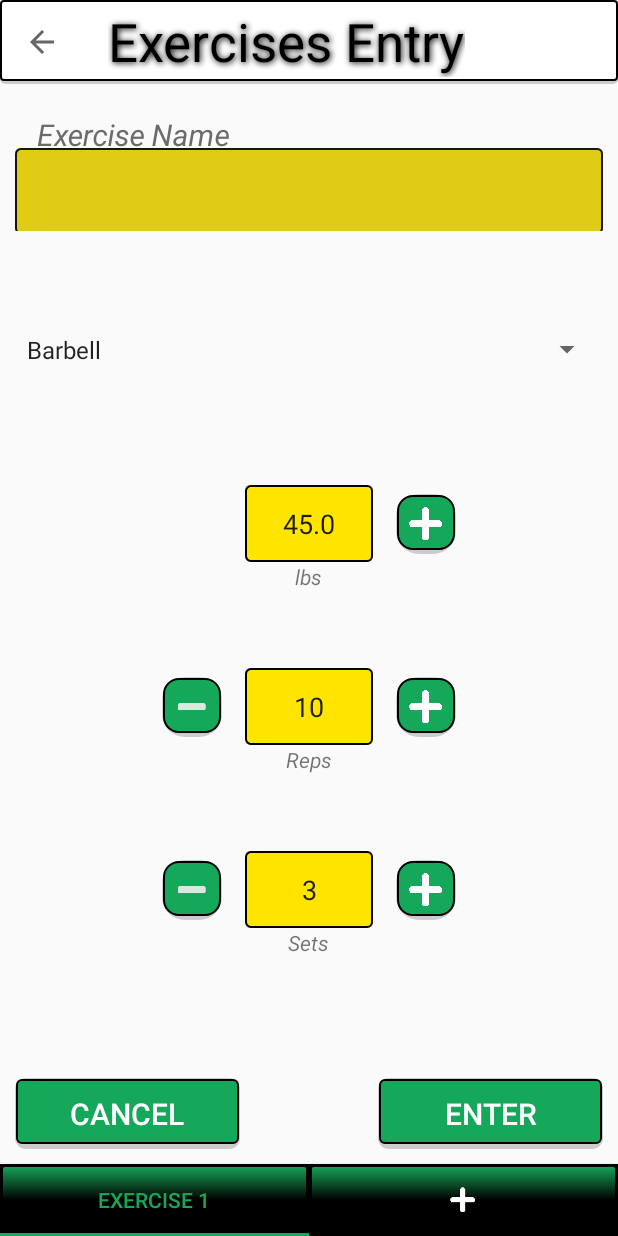
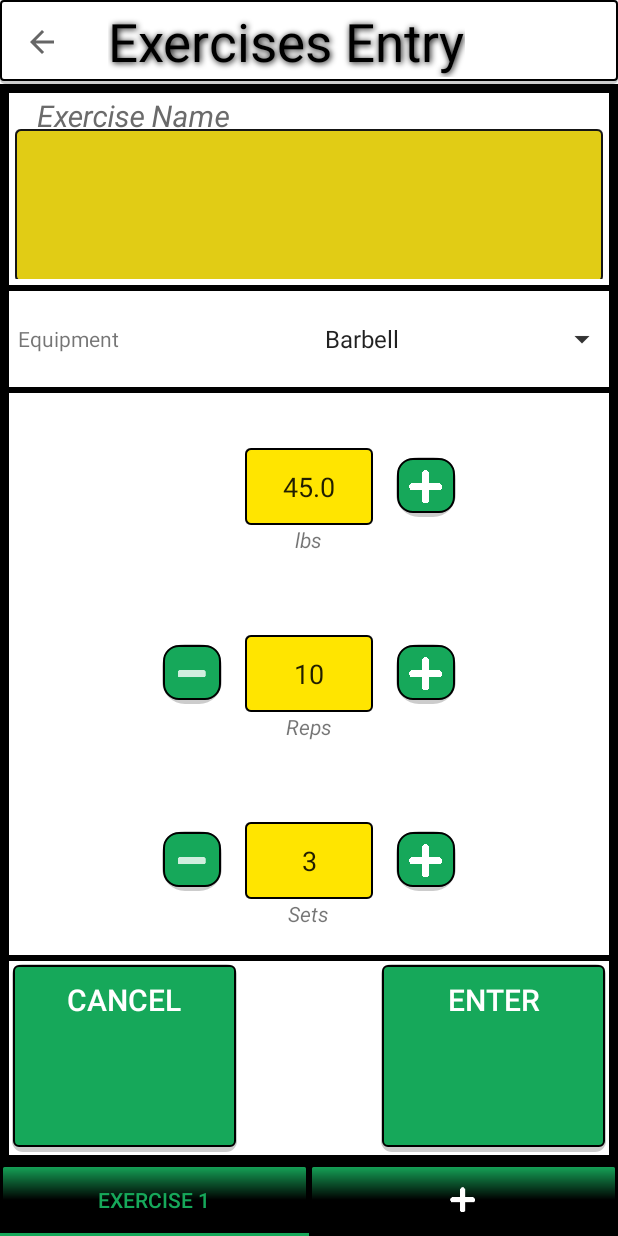
Before and after one commit to judacribz/GainzAssist, an Android app: the ExEntry screen opened directly, with no data from a screen before it, on a phone screen of 412 x 824 dp. Run offline under Robolectric (Android 15) with nearby library versions, the phone set to English and light mode, and no system bars; our stand-ins replace ButterKnife, Firebase (no records; nobody signed in at launch, a user with empty details on screens opened directly), Room's generated code; libraries missing offline, so code that uses them is left out: com.anton46.stepsview, com.facebook, com.facebook.rebound, com.orhanobut.logger, org.parceler.

Commit message:
addentry finish

```diff
--- /dev/null
+++ b/app/src/main/res/drawable/spinner_box.xml
@@ -0,0 +1,8 @@
+<?xml version="1.0" encoding="utf-8"?>
+<shape xmlns:android="http://schemas.android.com/apk/res/android">
+	<solid android:color="@color/colorLightBg" />
+	<corners android:radius="5dp" />
+	<stroke
+		android:width="2dp"
+		android:color="@color/colorAccent" />
+</shape>
--- a/app/src/main/res/layout/fragment_ex_entry.xml
+++ b/app/src/main/res/layout/fragment_ex_entry.xml
@@ -6,6 +6,8 @@
 	android:layout_width="match_parent"
 	android:layout_height="match_parent"
 	android:orientation="vertical"
+	android:padding="4dp"
+	android:background="@color/colorBg"
 	android:theme="@style/AddWorkoutTheme"
 	tools:context=".activities.add_workout.ExercisesEntry">
 
@@ -14,12 +16,14 @@
 	<RelativeLayout
 		android:layout_width="match_parent"
 		android:layout_height="0dp"
-		android:layout_weight="@integer/ll_lg_weight">
+		android:layout_weight="@integer/ll_lg_weight"
+		android:layout_margin="2dp"
+		android:background="@color/colorLightBg">
 
 		<android.support.design.widget.TextInputLayout
-			android:layout_height="75dp"
+			android:layout_height="match_parent"
 			android:layout_width="match_parent"
-			android:layout_margin="10dp"
+			android:layout_margin="4dp"
 			android:layout_centerInParent="true"
 			app:hintTextAppearance="@style/HintTextAppearance">
 
@@ -36,20 +40,65 @@
 	<!--Exercise=Name===========================================================================-->
 
 	<!-- Exercise equipment spinner -->
+	<RelativeLayout
+		android:layout_width="match_parent"
+		android:layout_height="0dp"
+		android:layout_weight="@integer/ll_sm_weight"
+		android:layout_margin="2dp"
+		android:padding="4dp"
+		android:background="@color/colorLightBg">
+
+		<TextView
+			android:id="@+id/tv_equipment"
+			android:layout_width="wrap_content"
+			android:layout_height="match_parent"
+			android:layout_margin="2dp"
+			android:gravity="center"
+			android:text="@string/equipment"/>
+
+		<RelativeLayout
+			android:layout_width="match_parent"
+			android:layout_height="match_parent"
+			android:layout_toEndOf="@id/tv_equipment"
+			android:layout_margin="2dp"
+			android:background="@drawable/spinner_box">
+
 			<Spinner
 				android:id="@+id/spr_equipment"
 				android:layout_width="match_parent"
-		android:layout_height="0dp"
-		android:layout_weight="@integer/ll_md_weight"
-		android:layout_margin="10dp"
-		android:textColor="@color/colorText" />
+				android:layout_height="match_parent"
+				android:gravity="center"
+				android:textAlignment="center"
+				android:background="@color/colorLightBg"
+				android:textColor="@color/colorText"
+			style="@style/Widget.AppCompat.Spinner"/>
+
+			<ImageView
+				android:layout_width="wrap_content"
+				android:layout_height="match_parent"
+				android:layout_alignParentEnd="true"
+				android:layout_centerVertical="true"
+				android:layout_gravity="center"
+				android:src="@drawable/ic_drop_dark" />
+		</RelativeLayout>
+
+	</RelativeLayout>
+
+	<LinearLayout
+		android:layout_width="match_parent"
+	  	android:layout_height="wrap_content"
+		android:layout_weight="@integer/ll_lg_weight"
+		android:orientation="vertical"
+  		android:layout_margin="2dp"
+  		android:background="@color/colorLightBg">
 
 	<!-- Weight -->
 	<!--========================================================================================-->
 		<RelativeLayout
 			android:layout_width="match_parent"
 			android:layout_height="0dp"
-		android:layout_weight="@integer/ll_lg_weight">
+			android:layout_weight="@integer/ll_sm_weight"
+			android:padding="2dp">
 
 			<EditText
 				android:id="@+id/et_weight"
@@ -91,15 +140,14 @@
 				android:layout_centerHorizontal="true"
 				android:text="@string/hint_lbs"/>
 		</RelativeLayout>
-	<!--WEight==================================================================================-->
-
+	<!--Weight==================================================================================-->
 
 	<!-- Number of Reps -->
 	<!--========================================================================================-->
 		<RelativeLayout
 			android:layout_width="match_parent"
 			android:layout_height="0dp"
-		android:layout_weight="@integer/ll_lg_weight"
+			android:layout_weight="@integer/ll_sm_weight"
 			tools:ignore="NestedWeights">
 
 			<EditText
@@ -148,7 +196,7 @@
 		<RelativeLayout
 			android:layout_width="match_parent"
 			android:layout_height="0dp"
-		android:layout_weight="@integer/ll_lg_weight">
+			android:layout_weight="@integer/ll_sm_weight">
 
 			<EditText
 				android:id="@+id/et_num_sets"
@@ -190,20 +238,22 @@
 				android:text="@string/hint_sets"/>
 		</RelativeLayout>
 	<!--Number=of=Sets==========================================================================-->
+	</LinearLayout>
 
 	<RelativeLayout
 		android:layout_width="match_parent"
 		android:layout_height="0dp"
 		android:layout_weight="@integer/ll_lg_weight"
-		android:gravity="bottom">
+		android:gravity="center"
+		android:layout_margin="2dp"
+		android:padding="2dp"
+		android:background="@color/colorLightBg">
 
 		<Button
 			android:id="@+id/btn_enter"
 			android:layout_width="150dp"
-			android:layout_height="wrap_content"
+			android:layout_height="match_parent"
 			android:layout_alignParentEnd="true"
-			android:layout_margin="10dp"
-			android:padding="10dp"
 			android:text="@string/enter"
 			android:textColor="@drawable/selector_btn_text_default"
 			android:textSize="20sp"/>
@@ -211,9 +261,7 @@
 		<Button
 			android:id="@+id/btn_cancel"
 			android:layout_width="150dp"
-			android:layout_height="wrap_content"
-			android:layout_margin="10dp"
-			android:padding="10dp"
+			android:layout_height="match_parent"
 			android:text="@string/cancel"
 			android:textColor="@drawable/selector_btn_text_default"
 			android:textSize="20sp"/>
--- a/app/src/main/res/values/strings.xml
+++ b/app/src/main/res/values/strings.xml
@@ -115,4 +115,5 @@
 	<string name="update_workout">Update Workout</string>
 	<string name="file_user_info">user_info.file</string>
 	<string name="file_workout_info">workout_info.file</string>
+	<string name="equipment">Equipment</string>
 </resources>
```
Also changed, not shown: app/src/main/res/drawable-hdpi/ic_drop_dark.png (added), app/src/main/res/drawable-mdpi/ic_drop_dark.png (added), app/src/main/res/drawable-xhdpi/ic_drop_dark.png (added), app/src/main/res/drawable-xxhdpi/ic_drop_dark.png (added), app/src/main/res/drawable-xxxhdpi/ic_drop_dark.png (added). Lines whose indentation alone changed are shown as unchanged.
